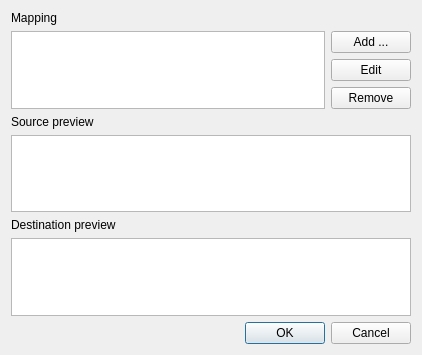
scandyna/multidiagtools, file src/mdtutilsgui/mdtFieldMapDialog.ui: the form before one commit.
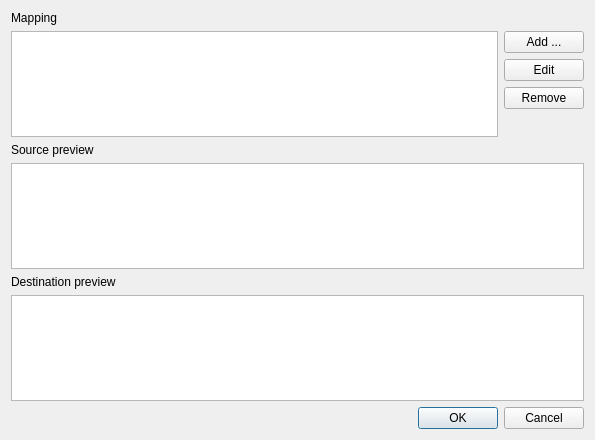
The form after the commit.

What changed in the file:
```diff
--- a/src/mdtutilsgui/mdtFieldMapDialog.ui
+++ b/src/mdtutilsgui/mdtFieldMapDialog.ui
@@ -6,8 +6,8 @@
    <rect>
     <x>0</x>
     <y>0</y>
-    <width>422</width>
-    <height>355</height>
+    <width>595</width>
+    <height>440</height>
    </rect>
   </property>
   <property name="windowTitle">
```
